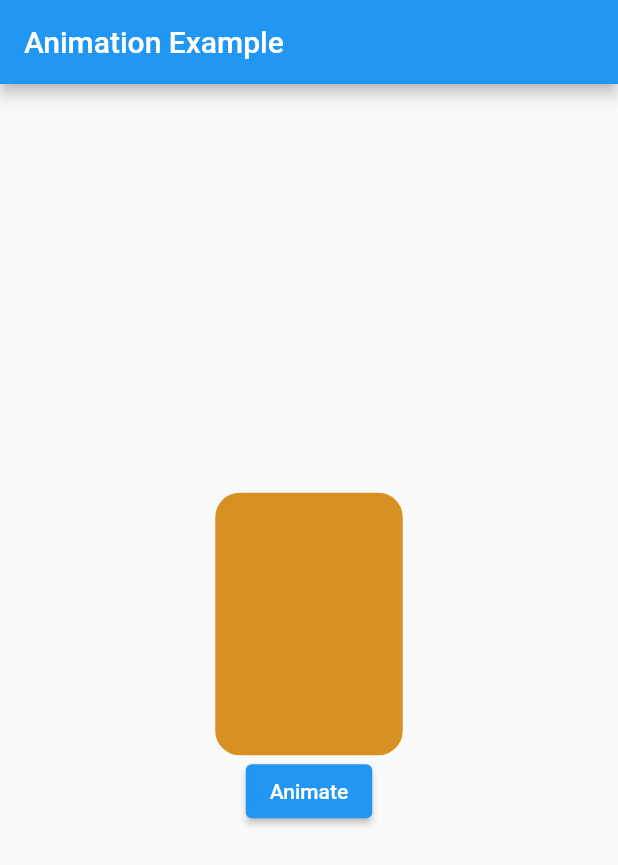
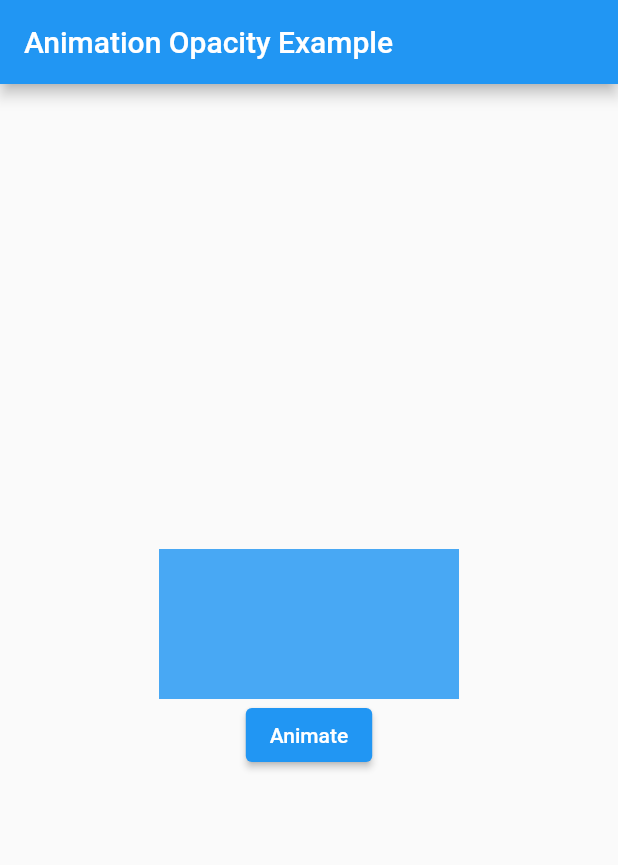
Before and after one commit to sthnischal/Flutter-Basics, a Flutter app: the screen it shows after launch, after a tap on "Animate", on a phone screen of 412 x 824 dp. Shown: the top 865 px of the screen. Run offline on Flutter 3.47's test engine with Material 2 defaults, Android fonts, the phone set to English and light mode, and no system bars.

Commit message:
Animated Opacity Widget

```diff
--- a/flutterbasics/lib/main.dart
+++ b/flutterbasics/lib/main.dart
@@ -27,68 +27,44 @@ class MyHomePage extends StatefulWidget {
 }
 
 class _MyHomePageState extends State<MyHomePage> {
-  var _width = 200.0;
-
-  var _height = 100.0;
-
-  bool flag = true;
-
-  //Color bgColor = Colors.blueGrey;
-
-  Decoration myDecor = BoxDecoration(
-      borderRadius: BorderRadius.circular(2), color: Colors.blueGrey);
-
+  var myOpacity = 1.0;
+  bool isVisible = true;
   @override
   Widget build(BuildContext context) {
     return Scaffold(
         appBar: AppBar(
-          title: Text('Animation Example'),
+          title: Text('Animation Opacity Example'),
         ),
         body: Center(
           child: Column(
             mainAxisAlignment: MainAxisAlignment.center,
             children: [
-              AnimatedContainer(
-                width: _width,
-                height: _height,
-                // color: bgColor,
-                //curve: Curves.fastOutSlowIn,
+              AnimatedOpacity(
+                opacity: myOpacity,
+                duration: Duration(seconds: 2),
                 //curve: Curves.slowMiddle,
-                //curve: Curves.bounceIn,
-                //curve: Curves.bounceInOut,
-                curve: Curves.bounceOut,
-                decoration: myDecor,
-                duration: Duration(seconds: 2),
+                //curve: Curves.elasticIn,
+                curve: Curves.bounceIn,
+                child: Container(
+                  width: 200,
+                  height: 100,
+                  color: Colors.blue,
+                ),
               ),
               ElevatedButton(
                   onPressed: () {
                     setState(() {
-                    //for changes toggling
-                    if (flag) {
-                      _width = 100.0;
-                      _height = 200.0;
-                      //  bgColor = Colors.orange;
-
-                      myDecor = BoxDecoration(
-                        borderRadius: BorderRadius.circular(21),
-                        color: Colors.orange,
-                      );
-                      //for flag value change to original
-                      flag = false;
+                      //toggling with button
+                      if (isVisible) {
+                        myOpacity = 0.0; //invisible
+                        isVisible = false;
                       } else {
-                      _width = 200.0;
-                      _height = 100.0;
-                      //bgColor = Colors.blueGrey;
-                      myDecor = BoxDecoration(
-                        borderRadius: BorderRadius.circular(2),
-                        color: Colors.blueGrey,
-                      );
-                      flag = true;
+                        myOpacity = 1.0; //visible
+                        isVisible = true;
                       }
                     });
                   },
-                child: Text('Animate'),
-              )
+                  child: Text('Animate'))
             ],
           ),
         ));
```
Lines whose indentation alone changed are shown as unchanged.
